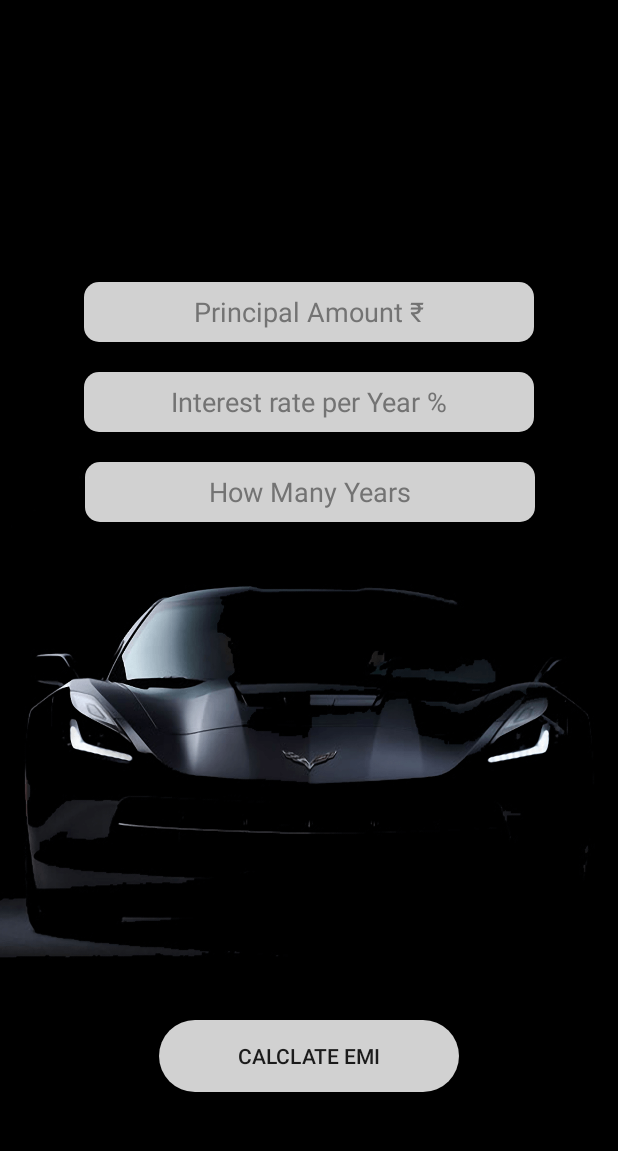
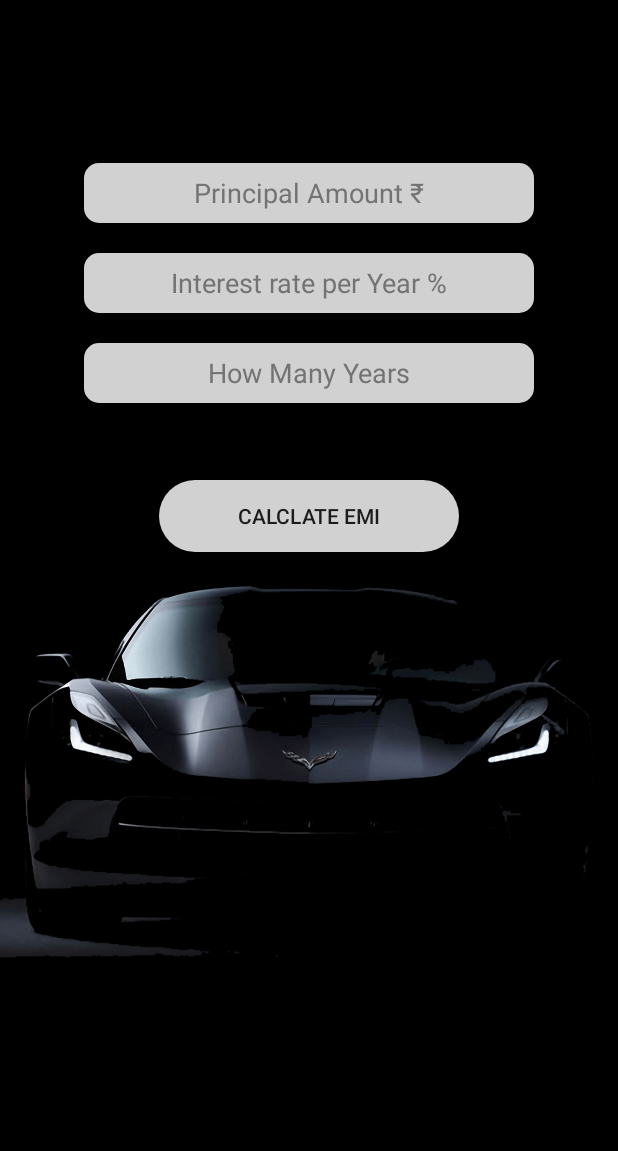
Before and after one commit to somiltholia/example, an Android app: the screen it shows after launch (MainActivity), on a phone screen of 412 x 824 dp, the part 84-1235 px from its top. Run offline under Robolectric (Android 15) with nearby library versions, the phone set to English and light mode, and no system bars.

Commit message:
Working EMI calculator

```diff
--- a/app/build.gradle
+++ b/app/build.gradle
@@ -33,6 +33,8 @@ dependencies {
     //noinspection GradleCompatible
     implementation 'com.android.support:appcompat-v7:26.1.0'
     implementation 'com.android.support.constraint:constraint-layout:1.1.3'
+    implementation 'androidx.appcompat:appcompat:1.3.1'
+    implementation 'androidx.constraintlayout:constraintlayout:2.0.4'
     testImplementation 'junit:junit:4.+'
     //noinspection GradleCompatible
     implementation 'com.android.support:design:26.1.0'
--- a/app/src/main/AndroidManifest.xml
+++ b/app/src/main/AndroidManifest.xml
@@ -9,7 +9,8 @@
         android:roundIcon="@mipmap/ic_launcher_round"
         android:supportsRtl="true"
         android:theme="@style/Theme.MyApplication">
-        <activity android:name=".MainActivity3"></activity>
+        <activity android:name=".MainActivity4"></activity>
+        <activity android:name=".MainActivity3" />
         <activity android:name=".MainActivity2">
             <intent-filter>
                 <action android:name="android.intent.action.MAIN" />
@@ -17,7 +18,7 @@
                 <category android:name="android.intent.category.LAUNCHER" />
             </intent-filter>
         </activity>
-        <activity android:name=".MainActivity"></activity>
+        <activity android:name=".MainActivity" />
     </application>
 
 </manifest>
--- a/app/src/main/res/layout/activity_main.xml
+++ b/app/src/main/res/layout/activity_main.xml
@@ -33,6 +33,7 @@
         android:id="@+id/principal"
         android:layout_width="300dp"
         android:layout_height="40dp"
+        android:layout_centerHorizontal="true"
         android:layout_above="@+id/interest"
         android:layout_alignParentEnd="true"
         android:layout_marginEnd="56dp"
@@ -45,14 +46,16 @@
         android:singleLine="true"
         android:textColorHint="#737373" />
 
+
     <EditText
         android:id="@+id/years"
         android:layout_width="300dp"
         android:layout_height="40dp"
         android:layout_alignParentEnd="true"
         android:layout_alignParentBottom="true"
-        android:layout_marginEnd="55dp"
-        android:layout_marginBottom="420dp"
+        android:layout_centerHorizontal="true"
+        android:layout_marginEnd="56dp"
+        android:layout_marginBottom="499dp"
         android:background="@drawable/roundedbg"
         android:digits="0123456789."
         android:gravity="center"
@@ -63,13 +66,14 @@
     <Button
         android:id="@+id/btn_calculate2"
         android:layout_width="200dp"
+        android:layout_centerHorizontal="true"
+        android:layout_height="wrap_content"
+        android:layout_alignParentBottom="true"
+        android:layout_marginBottom="400dp"
         android:background="@drawable/roundedbuttonbg"
-        android:layout_height="wrap_content"
-        android:layout_centerHorizontal="true"
-        android:layout_alignParentBottom="true"
-        android:layout_marginBottom="40dp"
-        android:text="Calclate EMI"
-        />
+        android:text="Calclate EMI" />
+
+
 
 
 </RelativeLayout>
--- a/app/src/main/res/layout/activity_main3.xml
+++ b/app/src/main/res/layout/activity_main3.xml
@@ -14,7 +14,7 @@
         android:layout_height="40dp"
         android:layout_centerHorizontal="true"
         android:layout_above="@+id/interest_total_tv"
-        android:layout_marginBottom="25dp"
+        android:layout_marginBottom="20dp"
         android:background="@drawable/roundedbg"
         android:gravity="center"
         android:hint="@string/hint_emi"
@@ -34,7 +34,7 @@
         android:layout_height="40dp"
         android:layout_centerHorizontal="true"
         android:layout_alignParentBottom="true"
-        android:layout_marginBottom="500dp"
+        android:layout_marginBottom="487dp"
         android:background="@drawable/roundedbg"
         android:gravity="center"
         android:hint="@string/hint_interest_total"
```
Also changed, not shown: app/src/main/java/com/example/myapplication/MainActivity.java (+17 -16 lines), app/src/main/java/com/example/myapplication/MainActivity3.java (+7 -1 lines), app/src/main/java/com/example/myapplication/MainActivity4.java (added, +36 -0 lines), app/src/main/res/layout/loading.xml (+5 -2 lines).
